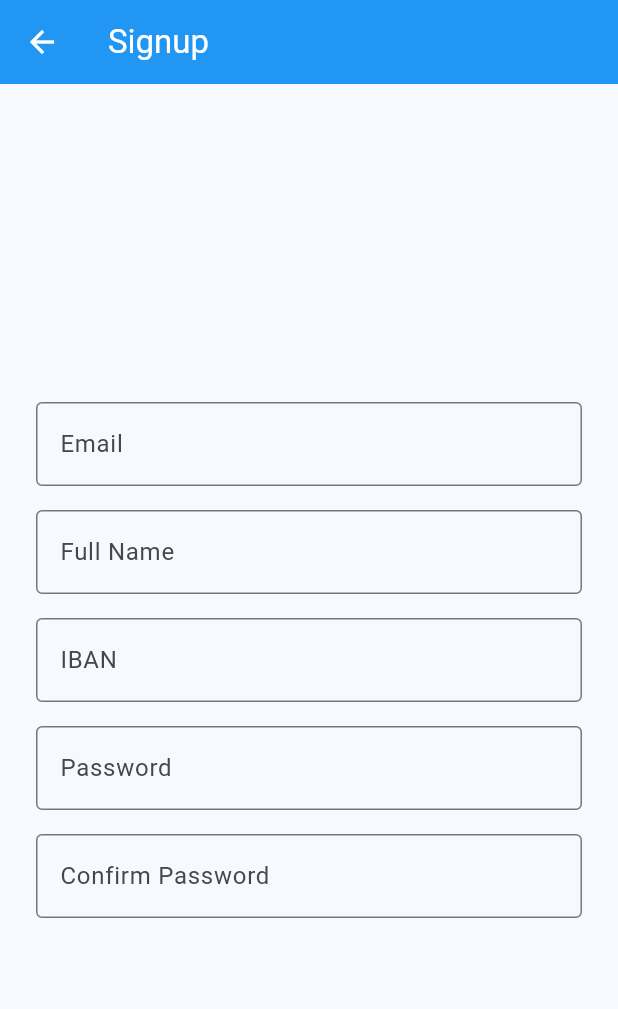
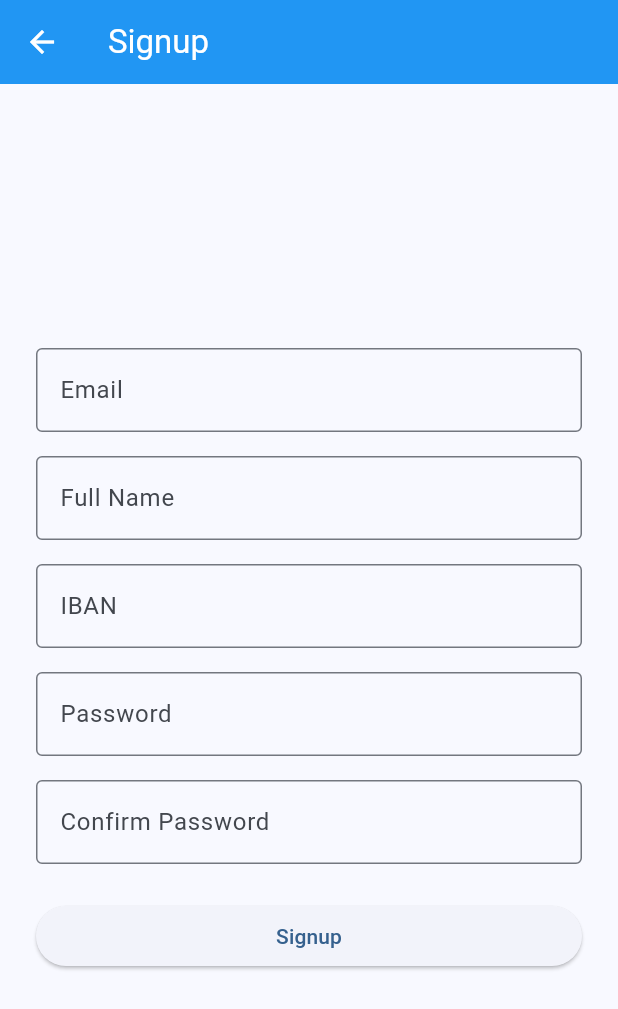
Before and after one commit to mohamedHajioui/Tricount, a Flutter app: the SignupScreen screen opened by its route, on a phone screen of 412 x 824 dp. Shown: the top 1009 px of the screen. Run offline on Flutter 3.47's test engine with Material 3 defaults, Android fonts, the phone set to English and light mode, and no system bars; our stand-ins replace hive_ce, hooks_riverpod; accounts and stored records are empty.

Commit message:
feat(signup): ajout de l'endpoint check_full

```diff
--- a/frontend/lib/views/pages/signup_screen.dart
+++ b/frontend/lib/views/pages/signup_screen.dart
@@ -1,3 +1,4 @@
+import 'dart:async';
 import 'package:flutter/material.dart';
 import 'package:hooks_riverpod/hooks_riverpod.dart';
 import '../../providers/auth_service_provider.dart';
@@ -7,71 +8,112 @@ class SignupScreen extends ConsumerStatefulWidget {
   const SignupScreen({super.key});
 
   @override
-  ConsumerState<SignupScreen> createState() => SignupScreenState();
+  ConsumerState<SignupScreen> createState() => _SignupScreenState();
 }
 
-class SignupScreenState extends ConsumerState<SignupScreen>{
+class _SignupScreenState extends ConsumerState<SignupScreen> {
   final _formKey = GlobalKey<FormState>();
-  final email = TextEditingController();
-  final fullName = TextEditingController();
-  final iban = TextEditingController();
-  final password = TextEditingController();
-  final confirmPassword = TextEditingController();
 
-  bool _dirty = false;
+  // contrôleurs
+  final emailCtrl      = TextEditingController();
+  final fullNameCtrl   = TextEditingController();
+  final ibanCtrl       = TextEditingController();
+  final pwdCtrl        = TextEditingController();
+  final confirmPwdCtrl = TextEditingController();
+
+  // clés individuelles pour revalider un seul champ
+  final _emailFieldKey = GlobalKey<FormFieldState>();
+  final _nameFieldKey  = GlobalKey<FormFieldState>();
+
+  // états d’erreur asynchrone
+  bool _isEmailAvailable = true;
+  bool _isNameAvailable  = true;
+
+  // debounce
+  Timer? _emailTimer;
+  Timer? _nameTimer;
 
   @override
-  void dispose(){
-    email.dispose();
-    fullName.dispose();
-    iban.dispose();
-    password.dispose();
-    confirmPassword.dispose();
+  void dispose() {
+    emailCtrl.dispose();
+    fullNameCtrl.dispose();
+    ibanCtrl.dispose();
+    pwdCtrl.dispose();
+    confirmPwdCtrl.dispose();
+    _emailTimer?.cancel();
+    _nameTimer?.cancel();
     super.dispose();
   }
 
-  String? validateEmail(String? v) {
-    if (!_dirty) return null;
-    if (v == null || v.trim().isEmpty) return 'Required';
-
-    // Regex simple mais correct pour usage courant
-    final pattern = r'^[\w\.\-]+@([\w\-]+\.)+[\w]{2,4}$';
-    final isValid = RegExp(pattern).hasMatch(v.trim());
-    return isValid ? null : 'Not a valid mail';
+  // ──────────────── requêtes disponibilité ────────────────
+  Future<void> _checkEmail(String email) async {
+    final ok = await ref.read(authServiceProvider).checkEmailAvailable(email);
+    if (mounted) setState(() {
+      _isEmailAvailable = ok;
+      _emailFieldKey.currentState?.validate();
+    });
   }
 
-  String? validatePassword(String? v) {
-    if (!_dirty) return null;
-    if (v == null || v.isEmpty) return 'Required';
-    if (!RegExp(r'[A-Z]').hasMatch(v)) return 'At least one uppercase letter';
-    if (!RegExp(r'[a-z]').hasMatch(v)) return 'At least one lowercase letter';
-    if (!RegExp(r'\d').hasMatch(v)) return 'At least one number';
-    if (!RegExp(r'[!@#\\\$%^&*(),.?\":{}|<>]').hasMatch(v)) {
-      return 'At least one special character';
-    }
-    if (v.length < 8) return 'Minimum 8 characters';
+  Future<void> _checkName(String name) async {
+    final ok = await ref.read(authServiceProvider).checkNameAvailable(name);
+    if (mounted) setState(() {
+      _isNameAvailable = ok;
+      _nameFieldKey.currentState?.validate();
+    });
+  }
+
+  // ───────────────────── validateurs ──────────────────────
+  String? _validateEmail(String? v) {
+    if (v == null || v.trim().isEmpty) return 'Required';
+    const pat = r'^[\w\.\-]+@([\w\-]+\.)+[\w]{2,4}$';
+    if (!RegExp(pat).hasMatch(v.trim())) return 'Invalid email';
+    if (!_isEmailAvailable) return 'Not available';
     return null;
   }
 
-  String? validateConfirmPwd(String? v){
-    if(!_dirty) return null;
-    if (v == null || v.isEmpty) return 'required';
-    if(v != password.text) return 'password do not match';
+  String? _validateName(String? v) {
+    if (v == null || v.trim().length < 3) return 'Name too short';
+    if (!_isNameAvailable) return 'Not available';
     return null;
   }
 
-  String? validateIban(String? v){
-    if(!_dirty) return null;
-    if(v == null || v.isEmpty) return 'required';
-    const pattern = r'^BE\d{2}(?: \d{4}){3}$';
-    final isValid = RegExp(pattern).hasMatch(v);
-    return isValid ? null : 'invalid format';
+  String? _validateIban(String? v) {
+    if (v == null || v.isEmpty) return 'Required';
+    const pat = r'^BE\d{2}(?: \d{4}){3}$';
+    return RegExp(pat).hasMatch(v) ? null : 'Invalid format';
   }
 
+  String? _validatePassword(String? v) {
+    if (v == null || v.isEmpty) return 'Required';
+    if (v.length < 8)                        return 'Minimum 8 characters';
+    if (!RegExp(r'[A-Z]').hasMatch(v))       return 'One uppercase letter';
+    if (!RegExp(r'[a-z]').hasMatch(v))       return 'One lowercase letter';
+    if (!RegExp(r'\d').hasMatch(v))          return 'One number';
+    if (!RegExp(r'[!@#\$%^&*(),.?\":{}|<>]').hasMatch(v))
+      return 'One special char';
+    return null;
+  }
+
+  String? _validateConfirmPwd(String? v) {
+    if (v == null || v.isEmpty) return 'Required';
+    if (v != pwdCtrl.text)       return 'Passwords do not match';
+    return null;
+  }
+
+  // ───────────────────────── submit ───────────────────────
+  void _submit() {
+    if (!_formKey.currentState!.validate()) return;
+    ref.read(authUserProvider.notifier).signup(
+      emailCtrl.text.trim(),
+      fullNameCtrl.text.trim(),
+      ibanCtrl.text.trim(),
+      pwdCtrl.text.trim(),
+    );
+  }
 
   @override
   Widget build(BuildContext context) {
-    final auth = ref.watch(authUserProvider).isLoading;
+    final loading = ref.watch(authUserProvider).isLoading;
 
     return Scaffold(
       appBar: AppBar(
@@ -84,71 +126,89 @@ class SignupScreenState extends ConsumerState<SignupScreen>{
           padding: const EdgeInsets.all(24),
           child: Form(
             key: _formKey,
-            autovalidateMode: AutovalidateMode.always,
+            autovalidateMode: AutovalidateMode.onUserInteraction,
             child: Column(
               crossAxisAlignment: CrossAxisAlignment.stretch,
               children: [
+                // ────────────── Email ──────────────
                 TextFormField(
-                  controller: email,
-                  decoration: InputDecoration(
+                  key: _emailFieldKey,
+                  controller: emailCtrl,
+                  decoration: const InputDecoration(
                     labelText: 'Email',
                     border: OutlineInputBorder(),
                   ),
-                  onChanged: (_) => setState(() => _dirty = true),
-                  validator: validateEmail,
+                  validator: _validateEmail,
+                  onChanged: (val) {
+                    _emailTimer?.cancel();
+                    if (val.trim().isEmpty) return;
+                    _emailTimer =
+                        Timer(const Duration(milliseconds: 300),
+                                () => _checkEmail(val.trim()));
+                  },
                 ),
                 const SizedBox(height: 16),
+                // ─────────── Full name ────────────
                 TextFormField(
-                  controller: fullName,
-                  decoration: InputDecoration(
+                  key: _nameFieldKey,
+                  controller: fullNameCtrl,
+                  decoration: const InputDecoration(
                     labelText: 'Full Name',
                     border: OutlineInputBorder(),
                   ),
-                  onChanged: (_) => setState(() => _dirty = true),
-                  validator: validateEmail,
+                  validator: _validateName,
+                  onChanged: (val) {
+                    _nameTimer?.cancel();
+                    if (val.trim().isEmpty) return;
+                    _nameTimer =
+                        Timer(const Duration(milliseconds: 300),
+                                () => _checkName(val.trim()));
+                  },
                 ),
                 const SizedBox(height: 16),
+                // ────────────── IBAN ──────────────
                 TextFormField(
-                  controller: iban,
-                  decoration: InputDecoration(
+                  controller: ibanCtrl,
+                  decoration: const InputDecoration(
                     labelText: 'IBAN',
                     border: OutlineInputBorder(),
                   ),
-                  onChanged: (_) => setState(() => _dirty = true),
-                  validator: validateIban,
+                  validator: _validateIban,
                 ),
                 const SizedBox(height: 16),
+                // ─────────── Password ────────────
                 TextFormField(
-                  controller: password,
-                  decoration: InputDecoration(
+                  controller: pwdCtrl,
+                  decoration: const InputDecoration(
                     labelText: 'Password',
                     border: OutlineInputBorder(),
                   ),
-                  onChanged: (_) => setState(() => _dirty = true),
-                  validator: validatePassword,
+                  obscureText: true,
+                  validator: _validatePassword,
                 ),
                 const SizedBox(height: 16),
+                // ───── Confirm password ─────
                 TextFormField(
-                  controller: confirmPassword,
-                  decoration: InputDecoration(
+                  controller: confirmPwdCtrl,
+                  decoration: const InputDecoration(
                     labelText: 'Confirm Password',
                     border: OutlineInputBorder(),
                   ),
-                  onChanged: (_) => setState(() => _dirty = true),
-                  validator: validateConfirmPwd,
+                  obscureText: true,
+                  validator: _validateConfirmPwd,
                 ),
-
+                const SizedBox(height: 24),
+                ElevatedButton(
+                  onPressed: loading ? null : _submit,
+                  child: loading
+                      ? const CircularProgressIndicator(color: Colors.white)
+                      : const Text('Signup'),
+                ),
               ],
             ),
           ),
         ),
       ),
     );
-
   }
-
-
-
-
-
 }
```
Also changed, not shown: frontend/lib/core/services/auth_service.dart (+40 -2 lines), frontend/lib/models/user.dart (+13 -6 lines), 1 other file.
